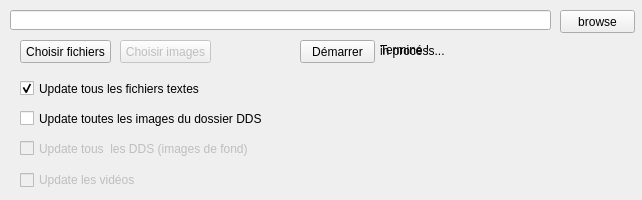
First picture: the form in ihm.ui, repository silous888/VLR_patchFrAuto, before the edit.
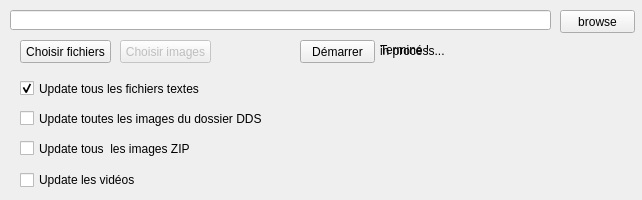
Second picture: the form after the edit. Icons and pictures are not drawn. Custom widgets are drawn as their Qt base class.

Diff of the .ui file:
```diff
--- a/ihm.ui
+++ b/ihm.ui
@@ -163,9 +163,6 @@
     </property>
    </widget>
    <widget class="QCheckBox" name="checkBox_imagesZIP">
-    <property name="enabled">
-     <bool>false</bool>
-    </property>
     <property name="geometry">
      <rect>
       <x>20</x>
@@ -175,13 +172,10 @@
      </rect>
     </property>
     <property name="text">
-     <string>Update tous  les DDS (images de fond)</string>
+     <string>Update tous  les images ZIP</string>
     </property>
    </widget>
    <widget class="QCheckBox" name="checkBox_videos">
-    <property name="enabled">
-     <bool>false</bool>
-    </property>
     <property name="geometry">
      <rect>
       <x>20</x>
```
